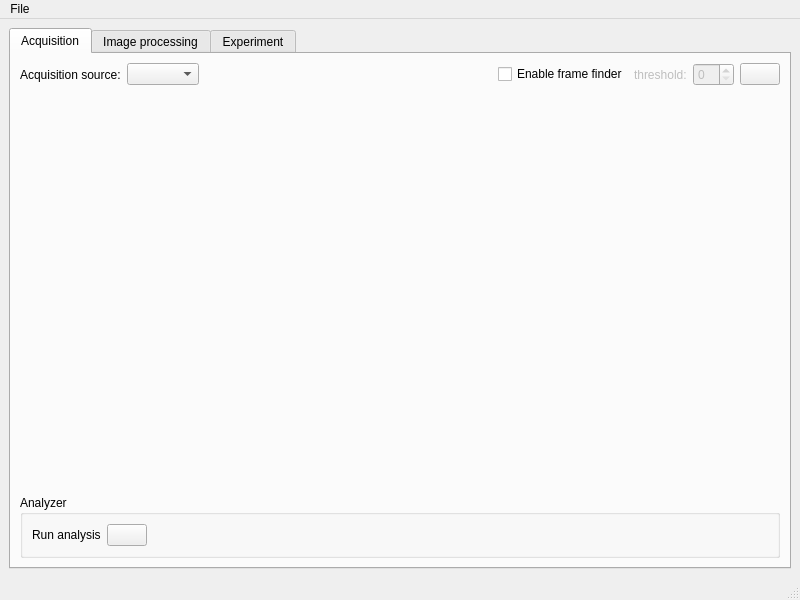
This is src/CellSorter/gui/mainwindow.ui in mortbopet/RTOC as Qt 5 draws it before an edit. The edited form follows.
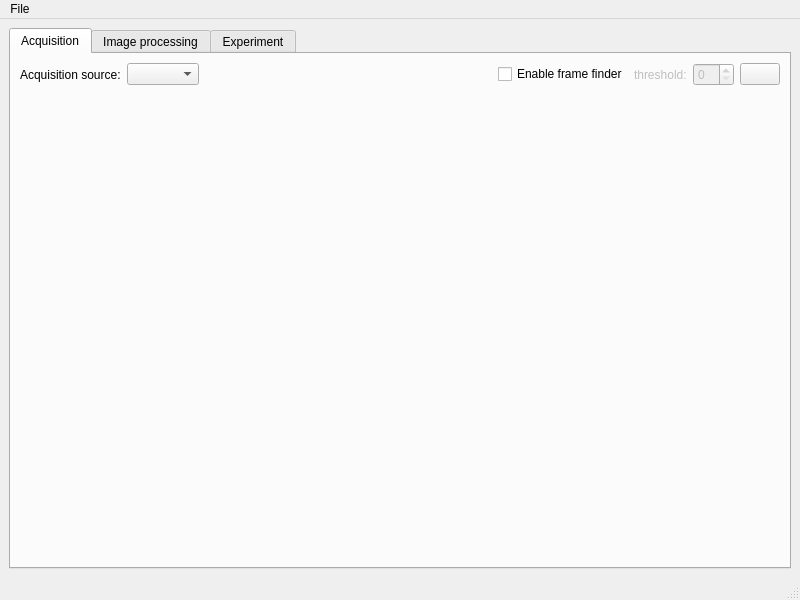
This is the edited form. The open tabs and pages were chosen to show the change.

Commit message: Create experiment progress / running widget

```diff
--- a/src/CellSorter/gui/mainwindow.ui
+++ b/src/CellSorter/gui/mainwindow.ui
@@ -25,46 +25,6 @@
         <string>Acquisition</string>
        </attribute>
        <layout class="QGridLayout" name="gridLayout_4">
-        <item row="1" column="0">
-         <widget class="QGroupBox" name="groupBox_2">
-          <property name="title">
-           <string>Analyzer</string>
-          </property>
-          <layout class="QGridLayout" name="gridLayout_6">
-           <item row="0" column="0">
-            <layout class="QHBoxLayout" name="horizontalLayout_2">
-             <item>
-              <widget class="QLabel" name="label">
-               <property name="text">
-                <string>Run analysis</string>
-               </property>
-              </widget>
-             </item>
-             <item>
-              <widget class="QPushButton" name="runAnalyzer">
-               <property name="text">
-                <string/>
-               </property>
-              </widget>
-             </item>
-             <item>
-              <spacer name="horizontalSpacer_2">
-               <property name="orientation">
-                <enum>Qt::Horizontal</enum>
-               </property>
-               <property name="sizeHint" stdset="0">
-                <size>
-                 <width>40</width>
-                 <height>20</height>
-                </size>
-               </property>
-              </spacer>
-             </item>
-            </layout>
-           </item>
-          </layout>
-         </widget>
-        </item>
         <item row="0" column="0">
          <layout class="QVBoxLayout" name="verticalLayout" stretch="0,0">
           <item>
```
The commit also changes 7 other files.
